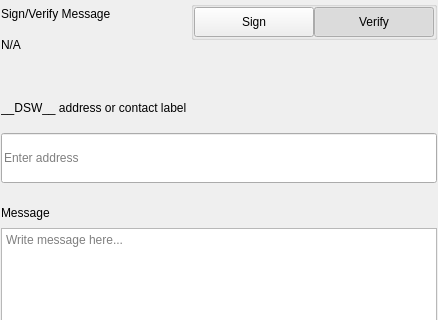
This is src/qt/pivx/settings/forms/settingssignmessagewidgets.ui in decenomy/DSW as Qt 5 draws it before an edit; both pictures show x 0 to 438 and y 0 to 320 of the 438 by 579 pixel window. The edited form follows.
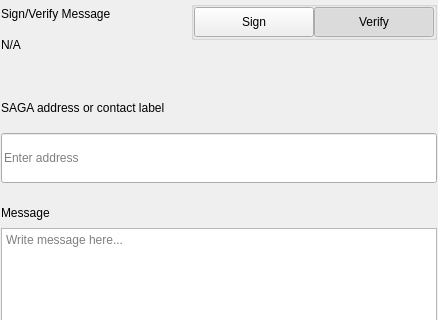
This is the edited form.

Patch:
```diff
--- a/src/qt/pivx/settings/forms/settingssignmessagewidgets.ui
+++ b/src/qt/pivx/settings/forms/settingssignmessagewidgets.ui
@@ -276,7 +276,7 @@
                </size>
               </property>
               <property name="text">
-               <string>__DSW__ address or contact label</string>
+               <string>SAGA address or contact label</string>
               </property>
              </widget>
             </item>
```
